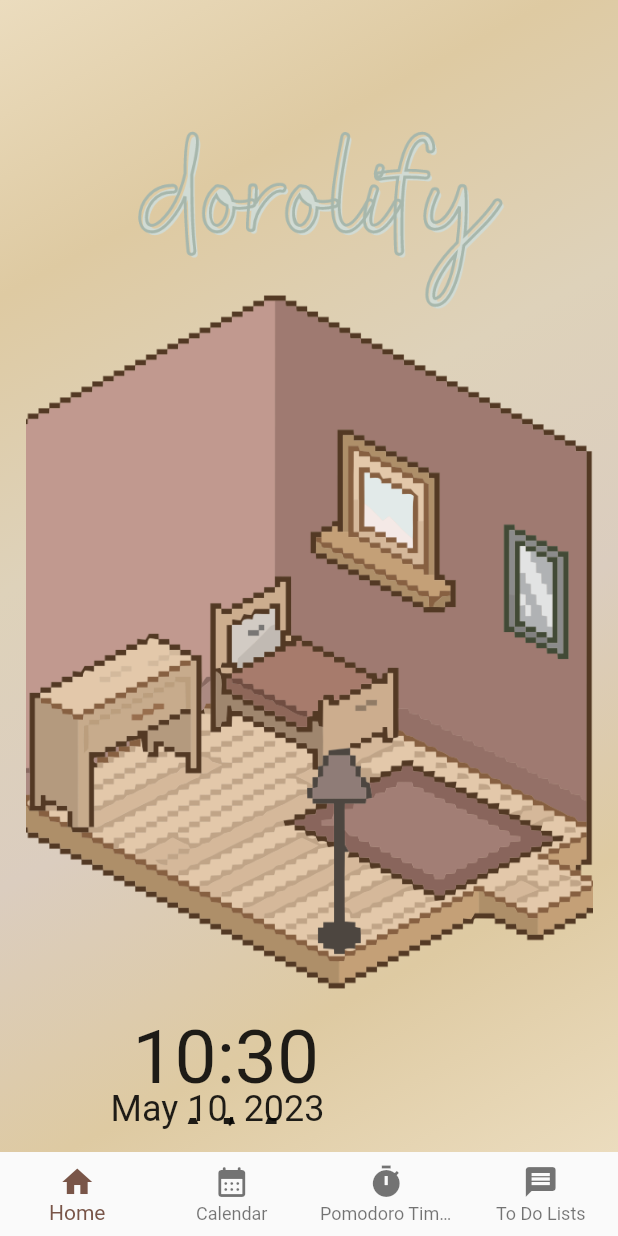
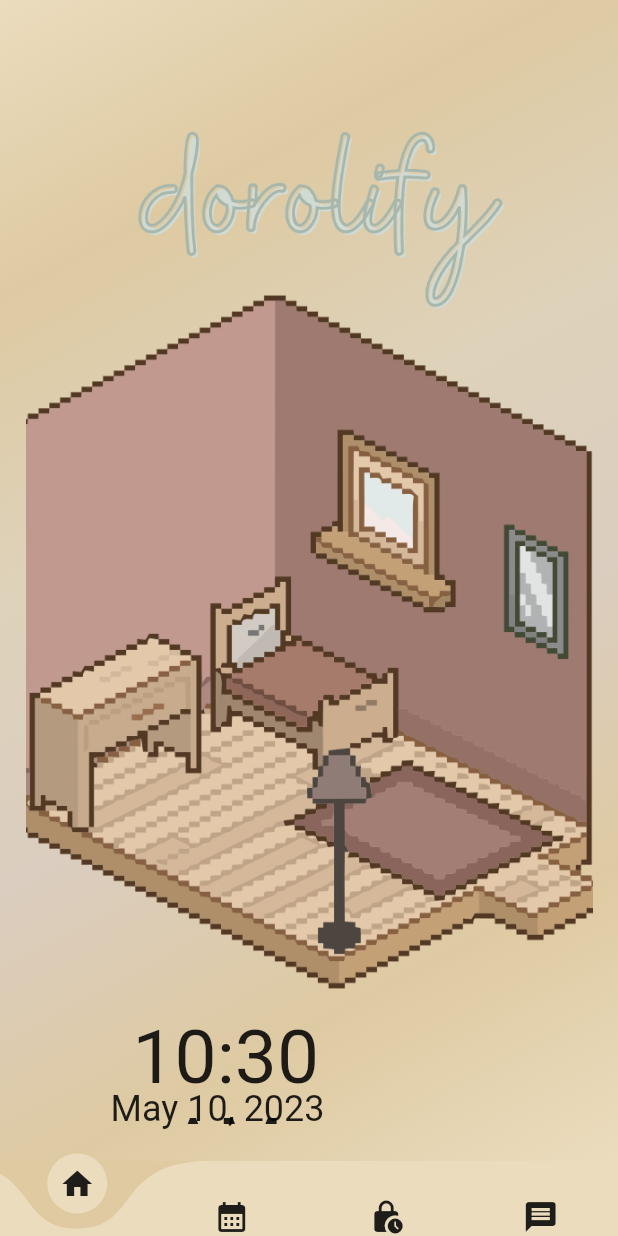
Before and after one commit to progmarii/dorolify, a Flutter app: the screen it shows after launch, on a phone screen of 412 x 824 dp. Run offline on Flutter 3.47's test engine with Material 2 defaults, Android fonts, the phone set to English and light mode, and no system bars; drawn by our look-alikes of curved_navigation_bar; our stand-ins replace table_calendar.

Commit message:
Update
Update

```diff
--- a/lib/homepage.dart
+++ b/lib/homepage.dart
@@ -3,6 +3,7 @@
 import 'package:dorolfy/pages/calendar.dart';
 import 'package:dorolfy/pages/pomo.dart';
 import 'package:dorolfy/pages/todo.dart';
+import 'package:curved_navigation_bar/curved_navigation_bar.dart';
 
 class HomePage extends StatefulWidget {
   const HomePage({Key? key}) : super(key: key);
@@ -32,22 +33,17 @@
   Widget build(BuildContext context) {
     return Scaffold(
       body: _pages[_selectedIndex],
-      bottomNavigationBar: BottomNavigationBar(
-        currentIndex: _selectedIndex,
-        type: BottomNavigationBarType.fixed,
-        backgroundColor: Colors.transparent,
-        elevation: 0,
-        onTap: _navigateBottomBar,
-        items: const [
-          BottomNavigationBarItem(icon: Icon(Icons.home), label: 'Home'),
-          BottomNavigationBarItem(
-              icon: Icon(Icons.calendar_month_rounded), label: 'Calendar'),
-          BottomNavigationBarItem(
-              icon: Icon(Icons.timer), label: 'Pomodoro Timer'),
-          BottomNavigationBarItem(
-              icon: Icon(Icons.message), label: 'To Do Lists'),
-        ],
-      ),
+      bottomNavigationBar: CurvedNavigationBar(
+          onTap: _navigateBottomBar,
+          height: 50.0,
+          backgroundColor: const Color.fromARGB(255, 223, 202, 161),
+          color: const Color(0xFFebdcbe),
+          items: const [
+            Icon(Icons.home),
+            Icon(Icons.calendar_month),
+            Icon(Icons.lock_clock_rounded),
+            Icon(Icons.message),
+          ]),
     );
   }
 }
--- a/pubspec.yaml
+++ b/pubspec.yaml
@@ -32,6 +32,7 @@
     sdk: flutter
   table_calendar: ^3.0.0
   intl: ^0.17.0
+  curved_navigation_bar: ^1.0.3 #latest version
 
   # The following adds the Cupertino Icons font to your application.
   # Use with the CupertinoIcons class for iOS style icons.
```
Also changed, not shown: pubspec.lock.
